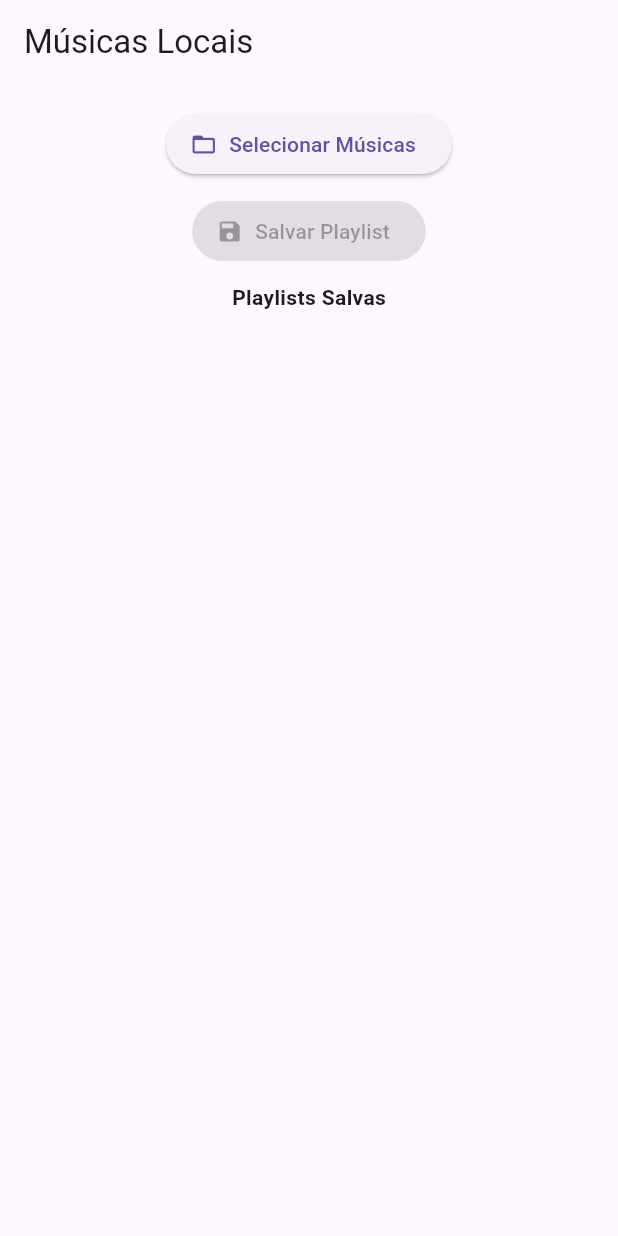
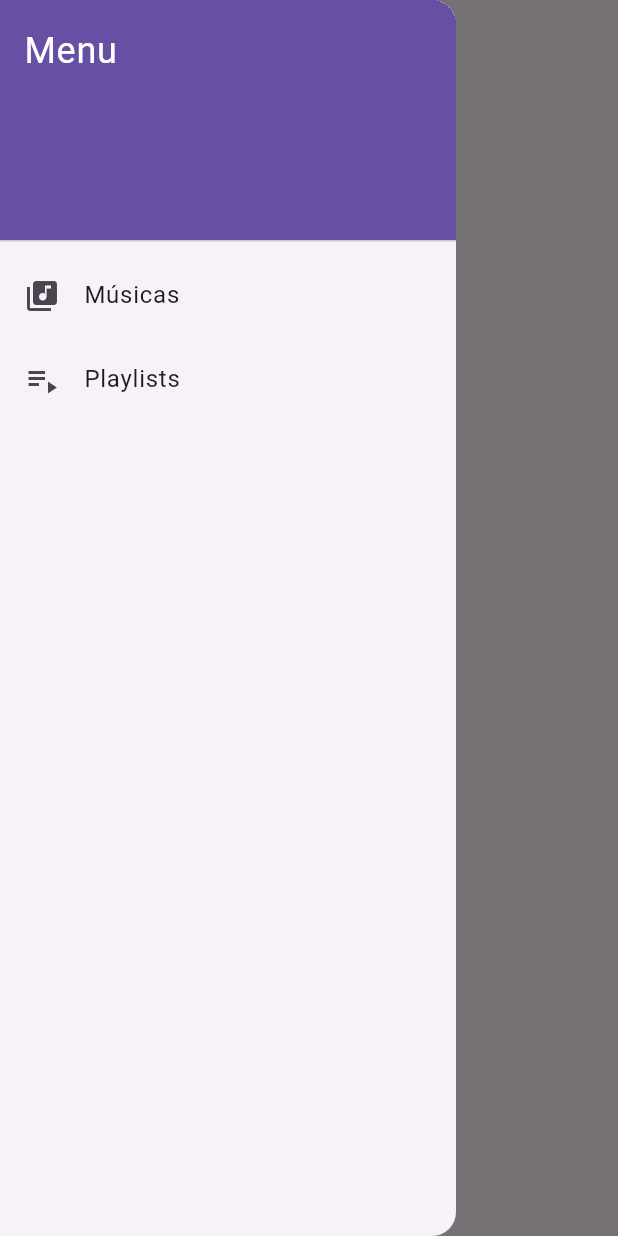
Before and after one commit to alanaraujo902/musicrev2, a Flutter app: the screen it shows after launch, with the side drawer open (before the commit the screen has no drawer), on a phone screen of 412 x 824 dp. Run offline on Flutter 3.47's test engine with Material 3 defaults, Android fonts, the phone set to English and light mode, and no system bars; our stand-ins replace just_audio, on_audio_query, permission_handler; missing offline and left inert: filesystem_picker.

```diff
--- a/lib/main.dart
+++ b/lib/main.dart
@@ -1,5 +1,6 @@
 import 'package:flutter/material.dart';
 import 'pages/music_player_page.dart';
+import 'pages/playlist_page.dart';
 
 void main() {
   runApp(MyApp());
@@ -10,7 +11,11 @@ class MyApp extends StatelessWidget {
   Widget build(BuildContext context) {
     return MaterialApp(
       title: 'Music Player',
-      home: MusicPlayerPage(),
+      initialRoute: '/',
+      routes: {
+        '/': (context) => MusicPlayerPage(),
+        '/playlists': (context) => PlaylistPage(),
+      },
     );
   }
 }
--- a/lib/pages/music_player_page.dart
+++ b/lib/pages/music_player_page.dart
@@ -64,7 +64,7 @@ class _MusicPlayerPageState extends State<MusicPlayerPage> {
       onSaved: (playlist) async {
         playlists.add(playlist);
         await playlistService.savePlaylists(playlists);
-        await _loadPlaylists(); // <-- Atualiza a UI com playlists salvas
+        await _loadPlaylists();
       },
     );
   }
@@ -102,6 +102,33 @@ class _MusicPlayerPageState extends State<MusicPlayerPage> {
   Widget build(BuildContext context) {
     return Scaffold(
       appBar: AppBar(title: Text('Músicas Locais')),
+      drawer: Drawer(
+        child: ListView(
+          padding: EdgeInsets.zero,
+          children: [
+            DrawerHeader(
+              decoration: BoxDecoration(color: Theme.of(context).primaryColor),
+              child: Text('Menu', style: TextStyle(color: Colors.white, fontSize: 24)),
+            ),
+            ListTile(
+              leading: Icon(Icons.library_music),
+              title: Text('Músicas'),
+              onTap: () {
+                Navigator.pop(context); // Fecha o drawer
+                Navigator.pushNamed(context, '/'); // Para Músicas
+              },
+            ),
+            ListTile(
+              leading: Icon(Icons.playlist_play),
+              title: Text('Playlists'),
+              onTap: () {
+                Navigator.pop(context); // Fecha o drawer
+                Navigator.pushNamed(context, '/playlists'); // Vai para a tela de playlists
+              },
+            ),
+          ],
+        ),
+      ),
       body: Padding(
         padding: const EdgeInsets.all(16.0),
         child: Column(
```
Also changed, not shown: lib/pages/playlist_page.dart (added, +60 -0 lines), lib/pages/playlist_songs_page.dart (added, +27 -0 lines), lib/widgets/song_list_widget.dart (+26 -9 lines).
